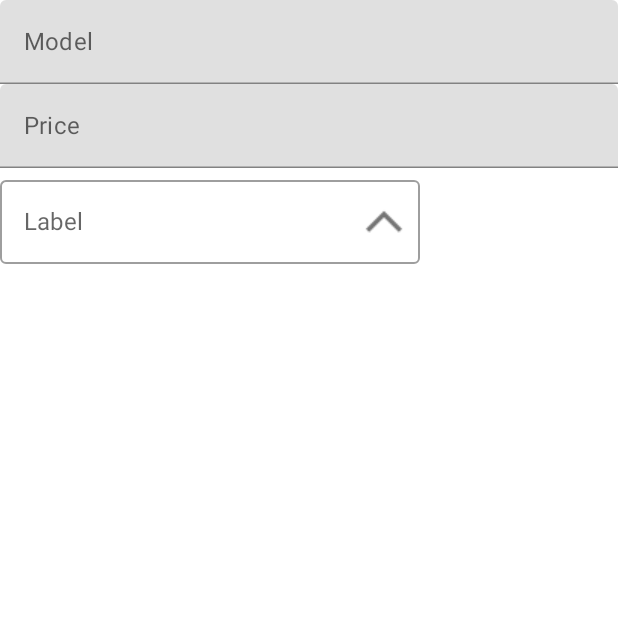
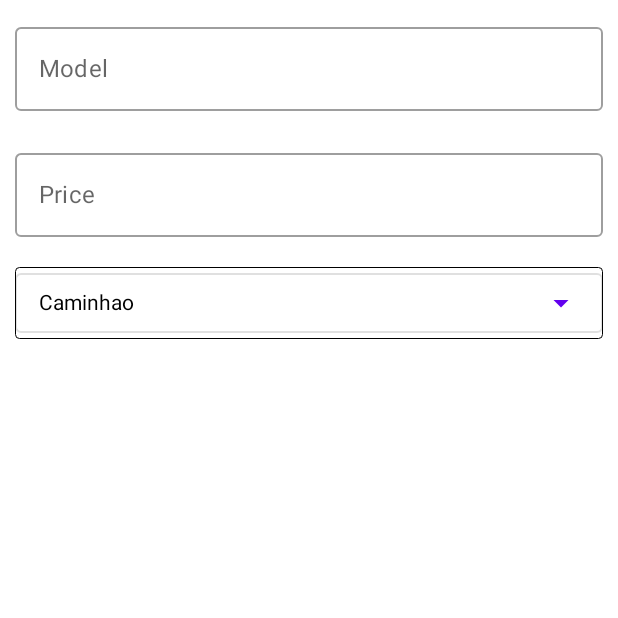
Before and after one commit to GuilhermeBarboosa/cadastracarro, an Android app built with Jetpack Compose: the screen it shows after launch (MainActivity), on a phone screen of 412 x 824 dp, the top half of it. Run offline under Robolectric (Android 15) with nearby library versions, the phone set to English and light mode, and no system bars.

Commit message:
feat spinner de tipos de carro

```diff
--- a/app/src/main/java/com/pdm/cadastracarro/Label.kt
+++ /dev/null
@@ -1,56 +0,0 @@
-package com.pdm.cadastracarro;
-
-import androidx.compose.foundation.clickable
-import androidx.compose.foundation.layout.Box
-import androidx.compose.foundation.layout.Column
-import androidx.compose.foundation.layout.fillMaxWidth
-import androidx.compose.foundation.layout.width
-import androidx.compose.material.*
-import androidx.compose.runtime.Composable;
-import androidx.compose.ui.Modifier
-import androidx.compose.ui.layout.onGloballyPositioned
-import androidx.compose.ui.platform.LocalDensity
-import androidx.compose.ui.res.painterResource
-import androidx.compose.ui.unit.toSize
-import com.pdm.cadastracarro.model.ExposedDropMenuStateHolder
-import com.pdm.cadastracarro.model.rememberExposedMenuStateHolder
-
-@Composable
-fun Label() {
-    val stateHolder = rememberExposedMenuStateHolder()
-    ExposedDropdownMenu(stateHolder = stateHolder)
-}
-
-@Composable
-fun ExposedDropdownMenu(stateHolder: ExposedDropMenuStateHolder) {
-    Column(modifier = Modifier.fillMaxWidth()) {
-        Box {
-            OutlinedTextField(
-                value = stateHolder.value,
-                onValueChange = {},
-                label = { Text(text = "Label") },
-                trailingIcon = {
-                    Icon(painter = painterResource(id = stateHolder.icon),
-                        contentDescription = null,
-                        Modifier.clickable {
-                            stateHolder.onEnabled(!(stateHolder.enabled))
-                        })
-                }, modifier = Modifier.onGloballyPositioned {
-                    stateHolder.onSize(it.size.toSize())
-                })
-
-            DropdownMenu(expanded = stateHolder.enabled, onDismissRequest = {
-                stateHolder.onEnabled(false)
-            }, modifier = Modifier.width(with(LocalDensity.current){stateHolder.size.width.toDp()})) {
-                stateHolder.itens.forEachIndexed { index, s ->
-                    DropdownMenuItem(onClick = {
-                        stateHolder.onSelectedIndex(index)
-                        stateHolder.onEnabled(false)
-                    }) {
-                        Text(text= s)
-                    }
-                }
-            }
-        }
-    }
-}
--- a/app/src/main/java/com/pdm/cadastracarro/MainActivity.kt
+++ b/app/src/main/java/com/pdm/cadastracarro/MainActivity.kt
@@ -3,46 +3,41 @@ package com.pdm.cadastracarro
 import android.os.Bundle
 import androidx.activity.ComponentActivity
 import androidx.activity.compose.setContent
-import androidx.compose.animation.*
-import androidx.compose.animation.core.tween
-import androidx.compose.foundation.Image
+import androidx.compose.foundation.background
 import androidx.compose.foundation.border
-import androidx.compose.foundation.clickable
 import androidx.compose.foundation.layout.*
 import androidx.compose.foundation.lazy.LazyColumn
 import androidx.compose.foundation.lazy.items
-import androidx.compose.foundation.shape.CircleShape
+import androidx.compose.foundation.shape.RoundedCornerShape
+import androidx.compose.foundation.text.KeyboardActions
 import androidx.compose.foundation.text.KeyboardOptions
 import androidx.compose.material.*
+import androidx.compose.material.icons.Icons
+import androidx.compose.material.icons.filled.ArrowDropDown
 import androidx.compose.runtime.Composable
 import androidx.compose.runtime.mutableStateOf
 import androidx.compose.runtime.remember
 import androidx.compose.runtime.getValue
+import androidx.compose.runtime.saveable.rememberSaveable
 import androidx.compose.runtime.setValue
 import androidx.compose.ui.Alignment
 import androidx.compose.ui.Modifier
 import androidx.compose.ui.draw.clip
 import androidx.compose.ui.graphics.Color
-import androidx.compose.ui.layout.ContentScale
-import androidx.compose.ui.layout.onGloballyPositioned
-import androidx.compose.ui.platform.LocalDensity
-import androidx.compose.ui.res.painterResource
-import androidx.compose.ui.res.stringResource
-import androidx.compose.ui.text.font.FontWeight
+import androidx.compose.ui.graphics.Outline
+import androidx.compose.ui.platform.LocalFocusManager
+import androidx.compose.ui.text.TextStyle
+import androidx.compose.ui.text.input.ImeAction
 import androidx.compose.ui.text.input.KeyboardType
+import androidx.compose.ui.text.input.PasswordVisualTransformation
 import androidx.compose.ui.text.input.TextFieldValue
 import androidx.compose.ui.text.style.TextAlign
 import androidx.compose.ui.text.style.TextOverflow
 import androidx.compose.ui.tooling.preview.Preview
-import androidx.compose.ui.unit.Dp
 import androidx.compose.ui.unit.dp
 import androidx.compose.ui.unit.sp
-import androidx.compose.ui.unit.toSize
 import com.estudo.provapdm.model.Veiculo
 import com.estudo.provapdm.model.enum.TipoVeiculo
-import com.pdm.cadastracarro.Label
-import com.pdm.cadastracarro.model.ExposedDropMenuStateHolder
-import com.pdm.cadastracarro.model.rememberExposedMenuStateHolder
 import com.pdm.cadastracarro.ui.theme.CadastracarroTheme
 
 
@@ -69,13 +64,15 @@ fun BuildLayout() {
     }
     var model by remember { mutableStateOf(TextFieldValue("")) }
     var price by remember { mutableStateOf(TextFieldValue("")) }
+    val models = enumValues<TipoVeiculo>().toList()
 
+    val focusManger = LocalFocusManager.current
 
     CadastracarroTheme {
         // A surface container using the 'background' color from the theme
         Surface(
             modifier = Modifier.fillMaxSize(),
-            color = MaterialTheme.colors.background
+            color = MaterialTheme.colors.onPrimary
         ) {
 
 
@@ -83,31 +80,54 @@ fun BuildLayout() {
 
                 Row() {
 
-                    TextField(
-                        modifier = Modifier.fillMaxWidth(),
+
+                    OutlinedTextField(
                         value = model,
-                        label = { Text(text = "Model") },
-                        keyboardOptions = KeyboardOptions(keyboardType = KeyboardType.Number),
-                        onValueChange = { it ->
-                            model = it
-                        }
+                        onValueChange = { model = it},
+                        label = { Text("Model") },
+                        modifier = Modifier.padding(10.dp).fillMaxWidth(),
+                        singleLine = true,
+                        maxLines = 1,
+                        keyboardOptions = KeyboardOptions(
+                            keyboardType = KeyboardType.Text,
+                            imeAction = ImeAction.Done
+                        ),
+                        keyboardActions = KeyboardActions(onDone = {
+                            focusManger.clearFocus()
+                        }),
+                    )
+
+                }
+
+                Row() {
+                    OutlinedTextField(
+                        value = price,
+                        onValueChange = { price = it},
+                        label = { Text("Price") },
+                        modifier = Modifier.padding(10.dp).fillMaxWidth(),
+                        singleLine = true,
+                        maxLines = 1,
+                        keyboardOptions = KeyboardOptions(
+                            keyboardType = KeyboardType.Number,
+                            imeAction = ImeAction.Done
+                        ),
+                        keyboardActions = KeyboardActions(onDone = {
+                            focusManger.clearFocus()
+                        }),
                     )
                 }
 
                 Row(modifier = Modifier.fillMaxWidth()) {
-                    TextField(
-                        modifier = Modifier.fillMaxWidth(),
-                        value = price,
-                        label = { Text(text = "Price") },
-                        keyboardOptions = KeyboardOptions(keyboardType = KeyboardType.Number),
-                        onValueChange = { it ->
-                            price = it
+
+                    Row {
+                        var selectedName by rememberSaveable() {
+                            mutableStateOf(TipoVeiculo.TRUCK.descricao)
                         }
-                    )
-                }
 
-                Row(modifier = Modifier.fillMaxWidth()) {
-                    Label()
+                        Spinner(itemList = models, selectedItem = selectedName, onItemSelected = { selectedName = it})
+                    }
+
+
                 }
 
 
@@ -115,6 +135,42 @@ fun BuildLayout() {
 
         }
     }
+}
+
+
+@Composable
+fun Spinner(itemList: List<TipoVeiculo>,
+            selectedItem: String,
+            onItemSelected: (selectedItem: String) -> Unit)
+{
+        var expanded by rememberSaveable(){
+            mutableStateOf(false)
+        }
+
+        OutlinedButton(modifier = Modifier.padding(10.dp).border(0.dp, Color.Black, shape = RoundedCornerShape(3.dp)), onClick = {
+            expanded = true
+        }) {
+            Text(
+                text = selectedItem,
+                style = TextStyle(Color.Black),
+                overflow = TextOverflow.Ellipsis,
+                maxLines = 1,
+                modifier = Modifier.weight( 1f,).fillMaxWidth().padding(0.dp))
+            Icon(Icons.Default.ArrowDropDown, contentDescription = null)
+        }
+
+        DropdownMenu(expanded = expanded, onDismissRequest = {
+            expanded = false
+        }) {
+            itemList.forEach{
+                DropdownMenuItem(onClick = {
+                    expanded = false
+                    onItemSelected(it.descricao)
+                }) {
+                    Text(text = it.descricao, style = TextStyle(Color.Black))
+                }
+            }
+        }
 }
 
 //@Composable
--- a/app/src/main/java/com/pdm/cadastracarro/model/ExposedDropMenuStateHolder.kt
+++ /dev/null
@@ -1,43 +0,0 @@
-package com.pdm.cadastracarro.model
-
-import androidx.compose.runtime.*
-import androidx.compose.ui.geometry.Size
-import com.pdm.cadastracarro.R
-
-class ExposedDropMenuStateHolder {
-
-    var enabled by mutableStateOf(false)
-    var value by mutableStateOf("")
-    var selectedIndex by mutableStateOf(-1)
-    var size by mutableStateOf(Size.Zero)
-    val icon:Int
-
-    @Composable
-    get() = if(enabled){
-        R.drawable.more
-    }else{
-        R.drawable.less
-    }
-
-    val itens = (1..5).map{
-        "Options $it"
-    }
-
-    fun onEnabled(newValue : Boolean){
-        enabled = newValue
-    }
-
-    fun onSelectedIndex(newValue : Int){
-        selectedIndex = newValue
-    }
-
-    fun onSize(newValue : Size){
-        size= newValue
-    }
-
-}
-
-@Composable
-fun rememberExposedMenuStateHolder() = remember {
-    ExposedDropMenuStateHolder()
-}
--- a/app/src/main/java/com/pdm/cadastracarro/model/enum/TipoVeiculo.kt
+++ b/app/src/main/java/com/pdm/cadastracarro/model/enum/TipoVeiculo.kt
@@ -1,5 +1,11 @@
 package com.estudo.provapdm.model.enum
 
-enum class TipoVeiculo {
-    TRUCK
+enum class TipoVeiculo(val descricao: String) {
+    TRUCK("Caminhao"),
+    HATCH("Hatch"),
+    MOTORBIKE("Moto"),
+    SEDAN("Sedan"),
+    PICKUP_TRUCK("Pickup"),
+    VAN("Van"),
+    SUV("Suv"),
 }
--- a/app/src/main/java/com/pdm/cadastracarro/ui/theme/Theme.kt
+++ b/app/src/main/java/com/pdm/cadastracarro/ui/theme/Theme.kt
@@ -5,6 +5,7 @@ import androidx.compose.material.MaterialTheme
 import androidx.compose.material.darkColors
 import androidx.compose.material.lightColors
 import androidx.compose.runtime.Composable
+import androidx.compose.ui.graphics.Color
 
 private val DarkColorPalette = darkColors(
     primary = Purple200,
@@ -15,16 +16,14 @@ private val DarkColorPalette = darkColors(
 private val LightColorPalette = lightColors(
     primary = Purple500,
     primaryVariant = Purple700,
-    secondary = Teal200
-
-    /* Other default colors to override
+    secondary = Teal200,
     background = Color.White,
     surface = Color.White,
     onPrimary = Color.White,
     onSecondary = Color.Black,
     onBackground = Color.Black,
     onSurface = Color.Black,
-    */
+
 )
 
 @Composable
@@ -32,11 +31,11 @@ fun CadastracarroTheme(
     darkTheme: Boolean = isSystemInDarkTheme(),
     content: @Composable () -> Unit
 ) {
-    val colors = if (darkTheme) {
-        DarkColorPalette
-    } else {
-        LightColorPalette
-    }
+//    val colors = if (darkTheme) {
+//        DarkColorPalette
+//    } else {
+    val colors = LightColorPalette
+//    }
 
     MaterialTheme(
         colors = colors,
```
